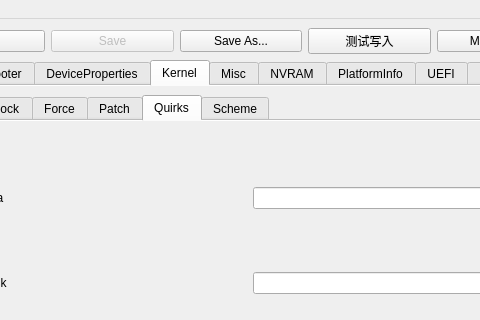
This is mainwindow.ui in ic005k/OCAuxiliaryTools as Qt 5 draws it before an edit; both pictures show x 87 to 567 and y 0 to 320 of the 1300 by 736 pixel window. The edited form follows.
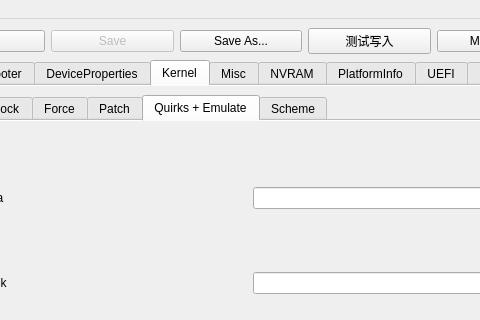
This is the edited form. The open tabs and pages were chosen to show the change. Icons and pictures are not drawn.

```diff
--- a/mainwindow.ui
+++ b/mainwindow.ui
@@ -1141,7 +1141,7 @@
           </widget>
           <widget class="QWidget" name="tab_29">
            <attribute name="title">
-            <string>Quirks</string>
+            <string>Quirks + Emulate</string>
            </attribute>
            <layout class="QGridLayout" name="gridLayout_36">
             <item row="0" column="0">
```
Left out of the diff: 4 changed lines with no effect on the pictures.
